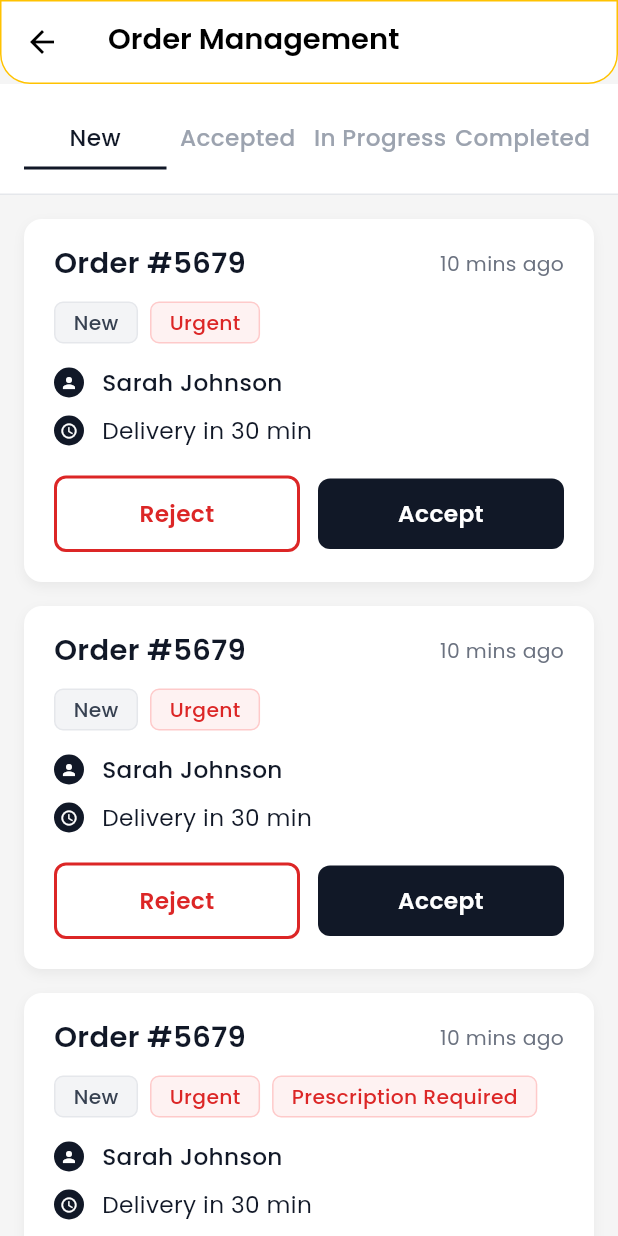
After one commit to nuhan021/quikle_vendor, a Flutter app: the OrderManagementScreen screen opened by its route, on a phone screen of 412 x 824 dp. The commit adds this screen. Run offline on Flutter 3.47's test engine with Material 3 defaults, Android fonts, the phone set to English and light mode, and no system bars; our stand-ins replace flutter_screenutil, flutter_svg, get, google_fonts, logger, shared_preferences; accounts and stored records are empty.

Commit message:
order added

```diff
--- a/lib/features/home/controller/home_controller.dart
+++ b/lib/features/home/controller/home_controller.dart
@@ -57,9 +57,7 @@ class HomeController extends GetxController {
   void navigateDashboard(String name) {
     switch (name) {
       case 'Orders':
-        // Navigate to Orders screen
-        // e.g., Get.to(() => OrdersScreen());
-        print('Navigating to Orders'); // Placeholder
+        Get.toNamed(AppRoute.orderManagementScreen);
         break;
       case 'Products':
         // Navigate to Products screen
@@ -68,7 +66,6 @@ class HomeController extends GetxController {
         break;
       case 'Earnings':
         Get.toNamed(AppRoute.earningsScreen);
-        print('Navigating to Earnings'); // Placeholder
         break;
       default:
         debugPrint('Invalid navigation: $name');
--- /dev/null
+++ b/lib/features/order_management/controller/order_management_controller.dart
@@ -0,0 +1,86 @@
+import 'package:flutter/material.dart';
+import 'package:get/get.dart';
+
+class OrderManagementController extends GetxController {
+  var tabs = ["New", "Accepted", "In Progress", "Completed"];
+  var selectedTab = 0.obs;
+
+  // Orders Data
+  var orders = [
+    {
+      'id': '#5679',
+      'customerName': 'Sarah Johnson',
+      'timeAgo': '10 mins ago',
+      'deliveryTime': 'Delivery in 30 min',
+      'status': 'new',
+      'tags': ['New', 'Urgent'],
+      'isUrgent': true,
+      'requiresPrescription': false,
+    },
+    {
+      'id': '#5679',
+      'customerName': 'Sarah Johnson',
+      'timeAgo': '10 mins ago',
+      'deliveryTime': 'Delivery in 30 min',
+      'status': 'new',
+      'tags': ['New', 'Urgent'],
+      'isUrgent': true,
+      'requiresPrescription': false,
+    },
+    {
+      'id': '#5679',
+      'customerName': 'Sarah Johnson',
+      'timeAgo': '10 mins ago',
+      'deliveryTime': 'Delivery in 30 min',
+      'status': 'new',
+      'tags': ['New', 'Urgent', 'Prescription Required'],
+      'isUrgent': true,
+      'requiresPrescription': true,
+    },
+  ].obs;
+
+  void changeTab(int index) {
+    selectedTab.value = index;
+  }
+
+  void acceptOrder(String orderId) {
+    Get.snackbar(
+      'Order Accepted',
+      'Order $orderId has been accepted',
+      snackPosition: SnackPosition.BOTTOM,
+      backgroundColor: Color(0xFF10B981),
+      colorText: Colors.white,
+    );
+  }
+
+  void rejectOrder(String orderId) {
+    Get.snackbar(
+      'Order Rejected',
+      'Order $orderId has been rejected',
+      snackPosition: SnackPosition.BOTTOM,
+      backgroundColor: Color(0xFFEF4444),
+      colorText: Colors.white,
+    );
+  }
+
+  void reviewOrder(String orderId) {
+    Get.snackbar(
+      'Order Review',
+      'Reviewing order $orderId for prescription',
+      snackPosition: SnackPosition.BOTTOM,
+      backgroundColor: Color(0xFF6366F1),
+      colorText: Colors.white,
+    );
+  }
+
+  List<Map<String, dynamic>> get filteredOrders {
+    String currentStatus = tabs[selectedTab.value].toLowerCase().replaceAll(
+      ' ',
+      '-',
+    );
+    if (currentStatus == 'new') {
+      return orders.where((order) => order['status'] == 'new').toList();
+    }
+    return orders.where((order) => order['status'] == currentStatus).toList();
+  }
+}
--- /dev/null
+++ b/lib/features/order_management/screen/order_management_screen.dart
@@ -0,0 +1,29 @@
+import 'package:flutter/material.dart';
+import 'package:get/get.dart';
+import 'package:quikle_vendor/core/utils/constants/colors.dart';
+import '../../appbar/screen/appbar_screen.dart';
+import '../controller/order_management_controller.dart';
+import '../widget/orders_list_widget.dart';
+import '../widget/orders_tab_navigation_widget.dart';
+
+class OrderManagementScreen extends StatelessWidget {
+  const OrderManagementScreen({super.key});
+
+  @override
+  Widget build(BuildContext context) {
+    final controller = Get.put(OrderManagementController());
+
+    return Scaffold(
+      backgroundColor: AppColors.background,
+      appBar: const AppbarScreen(title: "Order Management"),
+      body: SafeArea(
+        child: Column(
+          children: [
+            OrdersTabNavigationWidget(),
+            Expanded(child: OrdersListWidget()),
+          ],
+        ),
+      ),
+    );
+  }
+}
--- /dev/null
+++ b/lib/features/order_management/widget/accepted/accepted_tab.dart
@@ -0,0 +1,11 @@
+import 'package:flutter/material.dart';
+
+class AcceptedTab extends StatelessWidget {
+  const AcceptedTab({super.key});
+
+  @override
+  Widget build(BuildContext context) {
+    // TODO: implement build
+    throw UnimplementedError();
+  }
+}
--- /dev/null
+++ b/lib/features/order_management/widget/completed/completed_tab.dart
@@ -0,0 +1,11 @@
+import 'package:flutter/material.dart';
+
+class CompletedTab extends StatelessWidget {
+  const CompletedTab({super.key});
+
+  @override
+  Widget build(BuildContext context) {
+    // TODO: implement build
+    throw UnimplementedError();
+  }
+}
--- /dev/null
+++ b/lib/features/order_management/widget/in_progress/in_progress_tab.dart
@@ -0,0 +1,11 @@
+import 'package:flutter/material.dart';
+
+class InProgressTab extends StatelessWidget {
+  const InProgressTab({super.key});
+
+  @override
+  Widget build(BuildContext context) {
+    // TODO: implement build
+    throw UnimplementedError();
+  }
+}
--- /dev/null
+++ b/lib/features/order_management/widget/new/new_order_tab.dart
@@ -0,0 +1,11 @@
+import 'package:flutter/material.dart';
+
+class NewOrderTab extends StatelessWidget {
+  const NewOrderTab({super.key});
+
+  @override
+  Widget build(BuildContext context) {
+    // TODO: implement build
+    throw UnimplementedError();
+  }
+}
--- /dev/null
+++ b/lib/features/order_management/widget/order_action_buttons_widget.dart
@@ -0,0 +1,93 @@
+import 'package:flutter/material.dart';
+import 'package:get/get.dart';
+import 'package:quikle_vendor/features/order_management/controller/order_management_controller.dart';
+
+import '../../../core/common/styles/global_text_style.dart';
+
+class OrderActionButtonsWidget extends StatelessWidget {
+  final String orderId;
+  final bool requiresPrescription;
+
+  const OrderActionButtonsWidget({
+    super.key,
+    required this.orderId,
+    required this.requiresPrescription,
+  });
+
+  @override
+  Widget build(BuildContext context) {
+    final controller = Get.find<OrderManagementController>();
+
+    if (requiresPrescription) {
+      return GestureDetector(
+        onTap: () => controller.reviewOrder(orderId),
+        child: Container(
+          width: double.infinity,
+          padding: EdgeInsets.symmetric(vertical: 16),
+          decoration: BoxDecoration(
+            color: Color(0xFF111827),
+            borderRadius: BorderRadius.circular(8),
+          ),
+          child: Text(
+            'Review',
+            style: getTextStyle(
+              fontSize: 16,
+              fontWeight: FontWeight.w600,
+              color: Colors.white,
+            ),
+            textAlign: TextAlign.center,
+          ),
+        ),
+      );
+    }
+
+    return Row(
+      children: [
+        Expanded(
+          child: GestureDetector(
+            onTap: () => controller.rejectOrder(orderId),
+            child: Container(
+              padding: EdgeInsets.symmetric(vertical: 16),
+              decoration: BoxDecoration(
+                color: Colors.white,
+                borderRadius: BorderRadius.circular(8),
+                border: Border.all(color: Color(0xFFDC2626), width: 2),
+              ),
+              child: Text(
+                'Reject',
+                style: getTextStyle(
+                  fontSize: 16,
+                  fontWeight: FontWeight.w600,
+                  color: Color(0xFFDC2626),
+                ),
+                textAlign: TextAlign.center,
+              ),
+            ),
+          ),
+        ),
+        SizedBox(width: 12),
+        Expanded(
+          child: GestureDetector(
+            onTap: () => controller.acceptOrder(orderId),
+            child: Container(
+              padding: EdgeInsets.symmetric(vertical: 16),
+              decoration: BoxDecoration(
+                color: Color(0xFF111827),
+                borderRadius: BorderRadius.circular(8),
+              ),
+              child: Text(
+                'Accept',
+                style: getTextStyle(
+                  fontSize: 16,
+                  fontWeight: FontWeight.w600,
+                  color: Colors.white,
+                ),
+                textAlign: TextAlign.center,
+              ),
+            ),
+          ),
+        ),
+      ],
+    );
+  }
+}
--- /dev/null
+++ b/lib/features/order_management/widget/order_card_widget.dart
@@ -0,0 +1,136 @@
+import 'package:flutter/material.dart';
+import '../../../core/common/styles/global_text_style.dart';
+import 'order_status_badge_widget.dart';
+import 'order_action_buttons_widget.dart';
+
+class OrderCardWidget extends StatelessWidget {
+  final String orderId;
+  final String customerName;
+  final String timeAgo;
+  final String deliveryTime;
+  final List<String> tags;
+  final bool isUrgent;
+  final bool requiresPrescription;
+
+  const OrderCardWidget({
+    super.key,
+    required this.orderId,
+    required this.customerName,
+    required this.timeAgo,
+    required this.deliveryTime,
+    required this.tags,
+    required this.isUrgent,
+    required this.requiresPrescription,
+  });
+
+  @override
+  Widget build(BuildContext context) {
+    return Container(
+      margin: EdgeInsets.only(bottom: 16),
+      padding: EdgeInsets.all(20),
+      decoration: BoxDecoration(
+        color: Colors.white,
+        borderRadius: BorderRadius.circular(12),
+        boxShadow: [
+          BoxShadow(
+            color: Colors.black.withOpacity(0.05),
+            blurRadius: 6,
+            offset: Offset(0, 3),
+          ),
+        ],
+      ),
+      child: Column(
+        crossAxisAlignment: CrossAxisAlignment.start,
+        children: [
+          // Header Row
+          Row(
+            mainAxisAlignment: MainAxisAlignment.spaceBetween,
+            children: [
+              Text(
+                'Order $orderId',
+                style: getTextStyle(
+                  fontSize: 20,
+                  fontWeight: FontWeight.w600,
+                  color: Color(0xFF111827),
+                ),
+              ),
+              Text(
+                timeAgo,
+                style: getTextStyle(fontSize: 14, color: Color(0xFF6B7280)),
+              ),
+            ],
+          ),
+          SizedBox(height: 16),
+
+          // Status Badges
+          Wrap(
+            spacing: 8,
+            runSpacing: 8,
+            children: tags
+                .map(
+                  (tag) => OrderStatusBadgeWidget(
+                    tag: tag,
+                    isUrgent: tag == 'Urgent',
+                    isPrescription: tag == 'Prescription Required',
+                  ),
+                )
+                .toList(),
+          ),
+          SizedBox(height: 16),
+
+          // Customer Info
+          Row(
+            children: [
+              Container(
+                width: 20,
+                height: 20,
+                decoration: BoxDecoration(
+                  color: Color(0xFF111827),
+                  shape: BoxShape.circle,
+                ),
+                child: Icon(Icons.person, color: Colors.white, size: 12),
+              ),
+              SizedBox(width: 12),
+              Text(
+                customerName,
+                style: getTextStyle(
+                  fontSize: 16,
+                  fontWeight: FontWeight.w500,
+                  color: Color(0xFF111827),
+                ),
+              ),
+            ],
+          ),
+          SizedBox(height: 12),
+
+          // Delivery Time
+          Row(
+            children: [
+              Container(
+                width: 20,
+                height: 20,
+                decoration: BoxDecoration(
+                  color: Color(0xFF111827),
+                  shape: BoxShape.circle,
+                ),
+                child: Icon(Icons.access_time, color: Colors.white, size: 12),
+              ),
+              SizedBox(width: 12),
+              Text(
+                deliveryTime,
+                style: getTextStyle(fontSize: 16, color: Color(0xFF111827)),
+              ),
+            ],
+          ),
+          SizedBox(height: 20),
+
+          // Action Buttons
+          OrderActionButtonsWidget(
+            orderId: orderId,
+            requiresPrescription: requiresPrescription,
+          ),
+        ],
+      ),
+    );
+  }
+}
--- /dev/null
+++ b/lib/features/order_management/widget/order_status_badge_widget.dart
@@ -0,0 +1,50 @@
+import 'package:flutter/material.dart';
+
+import '../../../core/common/styles/global_text_style.dart';
+
+class OrderStatusBadgeWidget extends StatelessWidget {
+  final String tag;
+  final bool isUrgent;
+  final bool isPrescription;
+
+  const OrderStatusBadgeWidget({
+    super.key,
+    required this.tag,
+    this.isUrgent = false,
+    this.isPrescription = false,
+  });
+
+  @override
+  Widget build(BuildContext context) {
+    Color backgroundColor;
+    Color textColor;
+    Color borderColor;
+
+    if (isUrgent || isPrescription) {
+      backgroundColor = Color(0xFFFEF2F2);
+      textColor = Color(0xFFDC2626);
+      borderColor = Color(0xFFFECACA);
+    } else {
+      backgroundColor = Color(0xFFF3F4F6);
+      textColor = Color(0xFF374151);
+      borderColor = Color(0xFFE5E7EB);
+    }
+
+    return Container(
+      padding: EdgeInsets.symmetric(horizontal: 12, vertical: 6),
+      decoration: BoxDecoration(
+        color: backgroundColor,
+        borderRadius: BorderRadius.circular(6),
+        border: Border.all(color: borderColor, width: 1),
+      ),
+      child: Text(
+        tag,
+        style: getTextStyle(
+          fontSize: 14,
+          fontWeight: FontWeight.w500,
+          color: textColor,
+        ),
+      ),
+    );
+  }
+}
--- /dev/null
+++ b/lib/features/order_management/widget/orders_list_widget.dart
@@ -0,0 +1,32 @@
+import 'package:flutter/material.dart';
+import 'package:get/get.dart';
+import 'package:quikle_vendor/features/order_management/controller/order_management_controller.dart';
+import 'order_card_widget.dart';
+
+class OrdersListWidget extends StatelessWidget {
+  const OrdersListWidget({super.key});
+
+  @override
+  Widget build(BuildContext context) {
+    final controller = Get.find<OrderManagementController>();
+
+    return Obx(
+      () => ListView.builder(
+        padding: EdgeInsets.all(16),
+        itemCount: controller.filteredOrders.length,
+        itemBuilder: (context, index) {
+          final order = controller.filteredOrders[index];
+          return OrderCardWidget(
+            orderId: order['id']!,
+            customerName: order['customerName']!,
+            timeAgo: order['timeAgo']!,
+            deliveryTime: order['deliveryTime']!,
+            tags: List<String>.from(order['tags']),
+            isUrgent: order['isUrgent']!,
+            requiresPrescription: order['requiresPrescription']!,
+          );
+        },
+      ),
+    );
+  }
+}
--- /dev/null
+++ b/lib/features/order_management/widget/orders_tab_navigation_widget.dart
@@ -0,0 +1,56 @@
+import 'package:flutter/material.dart';
+import 'package:get/get.dart';
+import '../../../core/common/styles/global_text_style.dart';
+import '../controller/order_management_controller.dart';
+
+class OrdersTabNavigationWidget extends StatelessWidget {
+  OrdersTabNavigationWidget({super.key});
+
+  @override
+  Widget build(BuildContext context) {
+    final controller = Get.find<OrderManagementController>();
+
+    return Container(
+      padding: EdgeInsets.symmetric(horizontal: 16, vertical: 16),
+      decoration: BoxDecoration(
+        color: Colors.white,
+        border: Border(bottom: BorderSide(color: Color(0xFFE5E7EB), width: 1)),
+      ),
+      child: Row(
+        children: List.generate(controller.tabs.length, (index) {
+          return Expanded(
+            child: Obx(
+              () => GestureDetector(
+                onTap: () => controller.changeTab(index),
+                child: Container(
+                  padding: EdgeInsets.symmetric(vertical: 12),
+                  decoration: BoxDecoration(
+                    border: Border(
+                      bottom: BorderSide(
+                        color: controller.selectedTab.value == index
+                            ? Color(0xFF111827)
+                            : Colors.transparent,
+                        width: 2,
+                      ),
+                    ),
+                  ),
+                  child: Text(
+                    controller.tabs[index],
+                    style: getTextStyle(
+                      fontSize: 16,
+                      fontWeight: FontWeight.w500,
+                      color: controller.selectedTab.value == index
+                          ? Color(0xFF111827)
+                          : Color(0xFF9CA3AF),
+                    ),
+                    textAlign: TextAlign.center,
+                  ),
+                ),
+              ),
+            ),
+          );
+        }),
+      ),
+    );
+  }
+}
--- a/lib/routes/app_routes.dart
+++ b/lib/routes/app_routes.dart
@@ -1,6 +1,7 @@
 import 'package:get/get.dart';
 import 'package:quikle_vendor/features/home/screen/home_screen.dart';
 import 'package:quikle_vendor/features/navbar/screen/navbar_screen.dart';
+import 'package:quikle_vendor/features/order_management/screen/order_management_screen.dart';
 
 import '../features/authentication/presentation/screens/login_screen.dart';
 import '../features/earnings/screen/earnings_screen.dart';
@@ -21,6 +22,7 @@ class AppRoute {
   static String paymentMethodScreen = '/paymentMethodScreen';
   static String notificationSettingsScreen = '/notificationSettingsScreen';
   static String helpAndSupportScreen = '/helpAndSupportScreen';
+  static String orderManagementScreen = '/orderManagementScreen';
 
   static String getLoginScreen() => loginScreen;
   static String getNavbarScreen() => navbarScreen;
@@ -44,5 +46,6 @@ class AppRoute {
       page: () => NotificationSettingsScreen(),
     ),
     GetPage(name: helpAndSupportScreen, page: () => HelpAndSupportScreen()),
+    GetPage(name: orderManagementScreen, page: () => OrderManagementScreen()),
   ];
 }
```
